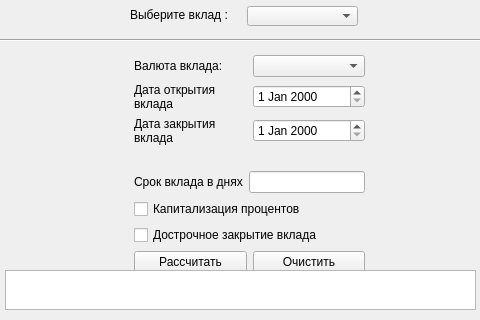
Above: ui_logic/mainform.ui from d1slike/depositPlus before the change. Below: the same form after it.
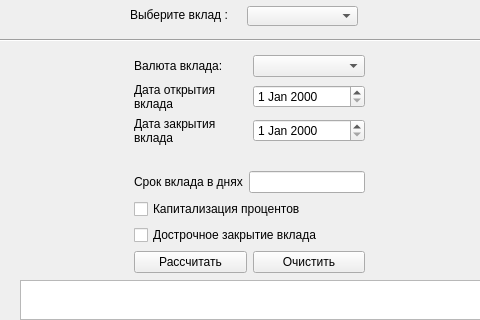
That is the form after the change.

Patch:
```diff
--- a/ui_logic/mainform.ui
+++ b/ui_logic/mainform.ui
@@ -204,8 +204,8 @@
   <widget class="QTextBrowser" name="textBrowser">
    <property name="geometry">
     <rect>
-     <x>5</x>
-     <y>270</y>
+     <x>20</x>
+     <y>280</y>
      <width>471</width>
      <height>40</height>
     </rect>
```
